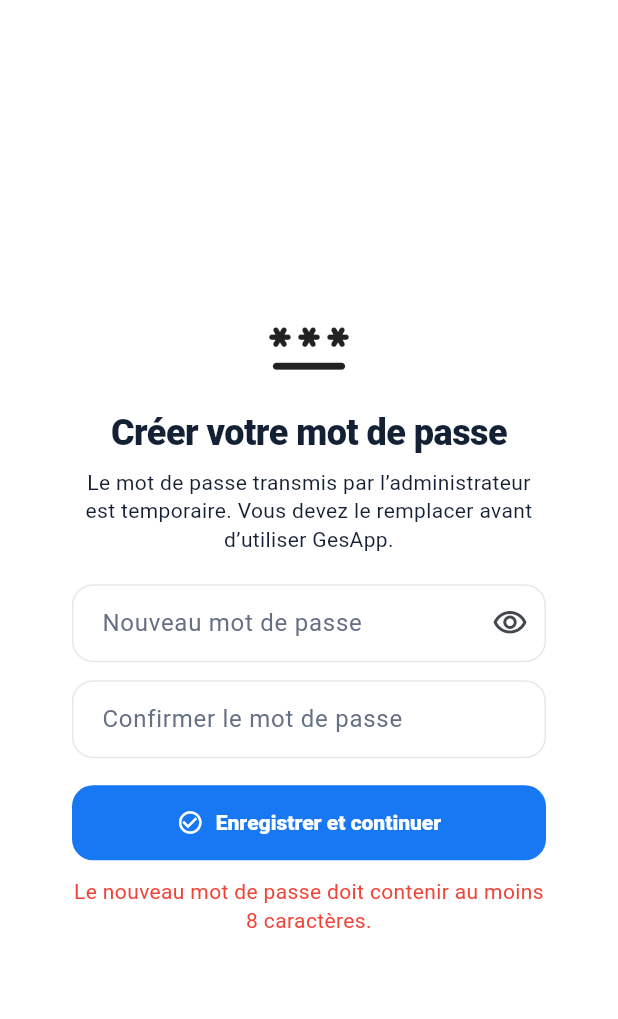
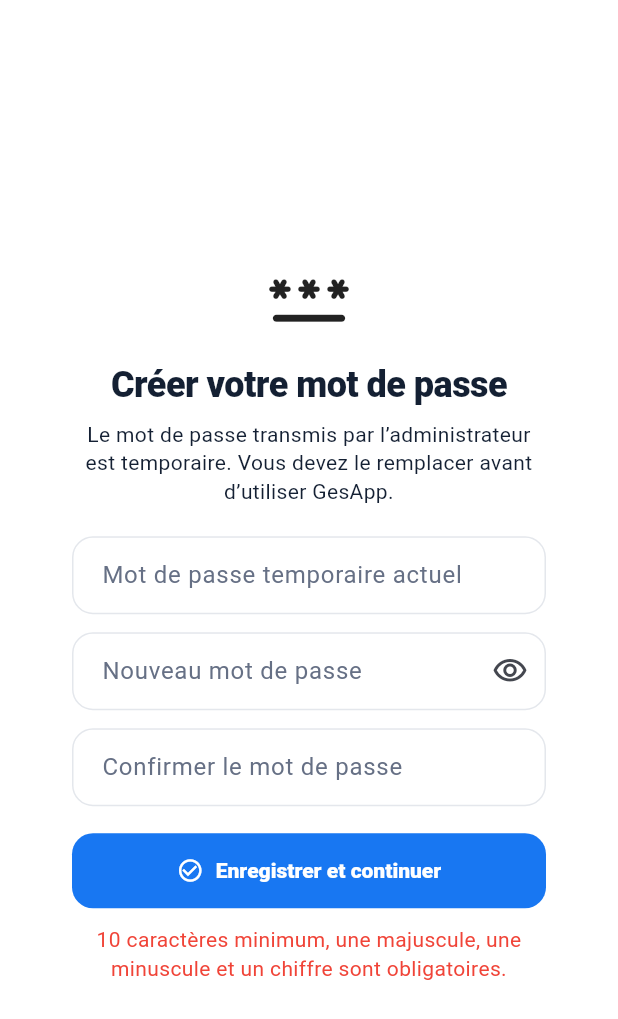
Before and after one commit to appges029-tech/GesApp, a Flutter app: the _MandatoryPasswordChangeScreen screen opened directly with empty values, after a tap on "Enregistrer et continuer", on a phone screen of 412 x 824 dp. Shown: the top 1019 px of the screen. Run offline on Flutter 3.47's test engine with Material 3 defaults, Android fonts, the phone set to English and light mode, and no system bars; our stand-ins replace csv, file_picker, flutter_local_notifications, flutter_riverpod, flutter_secure_storage, pdf and 7 more; missing offline and left inert: cryptography, dart:html, excel, liquid_glass_widgets, sqlite3, workmanager; accounts and stored records are empty; statements that could not run were skipped.

Commit message:
security(ui): require current password and prevent sync while mandatory change is pending

```diff
--- a/lib/features/security/tenant_access_gate.dart
+++ b/lib/features/security/tenant_access_gate.dart
@@ -59,7 +59,7 @@ class _TenantAccessGateState extends State<TenantAccessGate> {
       final offlineManagerAvailable = membership == null &&
           TenantCloudService.instance.currentCloudUser == null &&
           await TenantCloudService.instance.canUnlockCachedManagerOffline();
-      if (membership != null) {
+      if (membership != null && !membership.mustChangePassword) {
         await CloudSnapshotService.instance.synchronize();
       }
       if (!mounted) return;
@@ -112,7 +112,9 @@ class _TenantAccessGateState extends State<TenantAccessGate> {
       error: _error,
       onConnected: (membership) {
         setState(() => _membership = membership);
-        unawaited(CloudSnapshotService.instance.synchronize());
+        if (!membership.mustChangePassword) {
+          unawaited(CloudSnapshotService.instance.synchronize());
+        }
       },
     );
   }
@@ -435,6 +437,7 @@ class _MandatoryPasswordChangeScreen extends StatefulWidget {
 }
 
 class _MandatoryPasswordChangeScreenState extends State<_MandatoryPasswordChangeScreen> {
+  final _currentPassword = TextEditingController();
   final _password = TextEditingController();
   final _confirmation = TextEditingController();
   bool _busy = false;
@@ -443,14 +446,23 @@ class _MandatoryPasswordChangeScreenState extends State<_MandatoryPasswordChange
 
   @override
   void dispose() {
+    _currentPassword.dispose();
     _password.dispose();
     _confirmation.dispose();
     super.dispose();
   }
 
   Future<void> _save() async {
-    if (_password.text.length < 8) {
-      setState(() => _error = 'Le nouveau mot de passe doit contenir au moins 8 caractères.');
+    final candidate = _password.text;
+    if (candidate.length < 10 ||
+        !RegExp(r'[a-z]').hasMatch(candidate) ||
+        !RegExp(r'[A-Z]').hasMatch(candidate) ||
+        !RegExp(r'[0-9]').hasMatch(candidate)) {
+      setState(() => _error = '10 caractères minimum, une majuscule, une minuscule et un chiffre sont obligatoires.');
+      return;
+    }
+    if (_currentPassword.text.isEmpty || candidate == _currentPassword.text) {
+      setState(() => _error = 'Saisissez le mot de passe temporaire, puis un nouveau mot de passe différent.');
       return;
     }
     if (_password.text != _confirmation.text) {
@@ -459,7 +471,7 @@ class _MandatoryPasswordChangeScreenState extends State<_MandatoryPasswordChange
     }
     setState(() { _busy = true; _error = null; });
     try {
-      await TenantCloudService.instance.changeOwnPassword(_password.text);
+      await TenantCloudService.instance.changeOwnPassword(_currentPassword.text, candidate);
       final membership = await TenantCloudService.instance.loadMyMembership();
       if (membership == null) throw StateError('Session introuvable après changement du mot de passe.');
       widget.onChanged(membership);
@@ -490,6 +502,8 @@ class _MandatoryPasswordChangeScreenState extends State<_MandatoryPasswordChange
                     const SizedBox(height: 8),
                     const Text('Le mot de passe transmis par l’administrateur est temporaire. Vous devez le remplacer avant d’utiliser GesApp.', textAlign: TextAlign.center),
                     const SizedBox(height: 20),
+                    TextField(controller: _currentPassword, obscureText: true, decoration: const InputDecoration(labelText: 'Mot de passe temporaire actuel')),
+                    const SizedBox(height: 12),
                     TextField(controller: _password, obscureText: _obscure, decoration: InputDecoration(labelText: 'Nouveau mot de passe', suffixIcon: IconButton(onPressed: () => setState(() => _obscure = !_obscure), icon: Icon(_obscure ? Icons.visibility_outlined : Icons.visibility_off_outlined)))),
                     const SizedBox(height: 12),
                     TextField(controller: _confirmation, obscureText: true, decoration: const InputDecoration(labelText: 'Confirmer le mot de passe'), onSubmitted: (_) => _save()),
```
